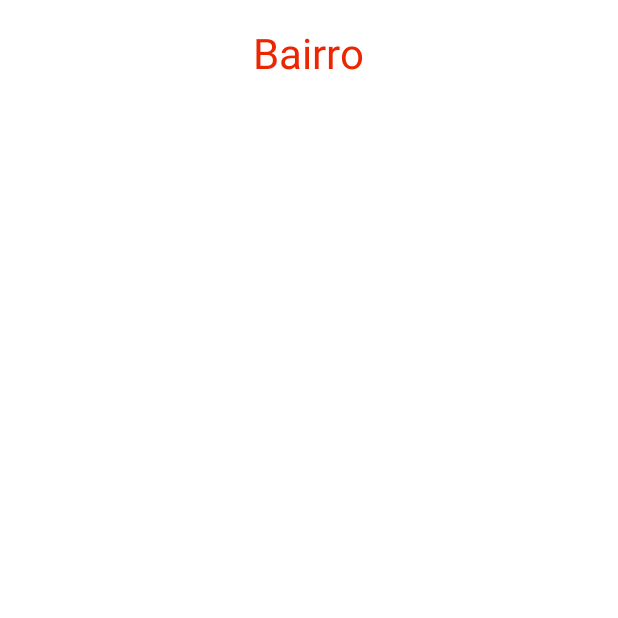
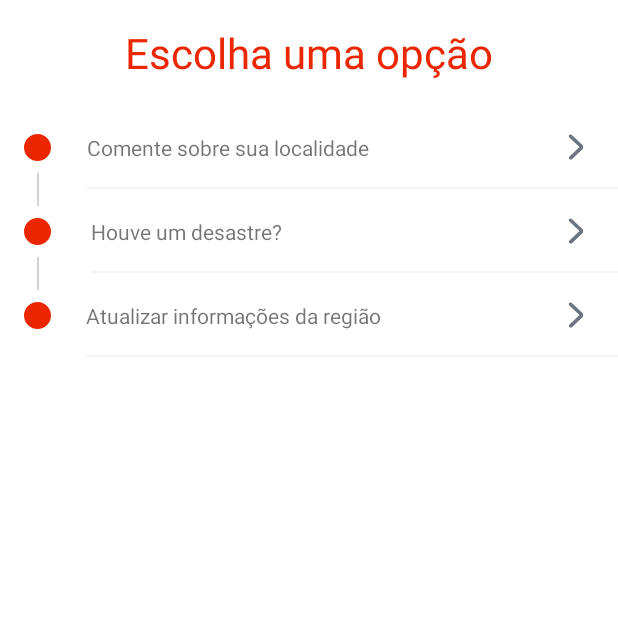
Before and after one commit to Arthur-Maciel/AppAndroidHackatona2019, an Android app: the FormActivity screen opened directly, with no data from a screen before it, on a phone screen of 412 x 824 dp, the top half of it. Before the commit the part shown is almost empty. Run offline under Robolectric (Android 15) with nearby library versions, the phone set to English and light mode, and no system bars; our stand-ins replace data binding.

```diff
--- a/app/src/main/java/br/com/southsystem/hackatona2019/FormActivity.kt
+++ b/app/src/main/java/br/com/southsystem/hackatona2019/FormActivity.kt
@@ -1,12 +1,22 @@
 package br.com.southsystem.hackatona2019
 
+import android.os.Bundle
 import androidx.appcompat.app.AppCompatActivity
-import android.os.Bundle
+import androidx.recyclerview.widget.LinearLayoutManager
+import androidx.recyclerview.widget.RecyclerView
 
 class FormActivity : AppCompatActivity() {
 
     override fun onCreate(savedInstanceState: Bundle?) {
         super.onCreate(savedInstanceState)
         setContentView(R.layout.activity_form)
+        setAdapter()
+    }
+
+    private fun setAdapter() {
+        val recyclerView = findViewById<RecyclerView>(R.id.dadosLocalidade_recycler)
+        val adapter = FormAdapter(this, { init -> })
+        recyclerView.adapter = adapter
+        recyclerView.layoutManager = LinearLayoutManager(this, LinearLayoutManager.VERTICAL, false)
     }
 }
--- /dev/null
+++ b/app/src/main/java/br/com/southsystem/hackatona2019/FormAdapter.kt
@@ -0,0 +1,71 @@
+package br.com.southsystem.hackatona2019
+
+import android.content.Context
+import android.view.LayoutInflater
+import android.view.View
+import android.view.ViewGroup
+import android.widget.TextView
+import androidx.recyclerview.widget.RecyclerView
+
+
+typealias opcao = (string: String) -> Unit
+
+class FormAdapter(
+    val context: Context,
+    private val onclick: ExperienciaClicada,
+    val opcoes: Array<String> = arrayOf(
+        "Comente sobre sua localidade",
+        "Houve um desastre?",
+        "Atualizar informações da região"
+    )
+) : RecyclerView.Adapter<RecyclerView.ViewHolder>() {
+
+    override fun onCreateViewHolder(parent: ViewGroup, viewType: Int): RecyclerView.ViewHolder {
+        val view = LayoutInflater.from(context).inflate(R.layout.item_lista, parent, false)
+        return VagasViewHolder(view)
+    }
+
+    override fun getItemCount(): Int {
+        return opcoes.size
+    }
+
+    override fun onBindViewHolder(holder: RecyclerView.ViewHolder, position: Int) {
+        holder as VagasViewHolder
+        holder.run {
+            val vaga = opcoes[position]
+
+            tituloVaga.text = vaga
+
+            if (position == 0) {
+                upperLine.visibility = View.GONE
+            } else {
+                upperLine.visibility = View.VISIBLE
+            }
+
+            if (position == itemCount - 1) {
+                bottomLine.visibility = View.GONE
+            } else {
+                bottomLine.visibility = View.VISIBLE
+            }
+
+            if (itemCount == 1) {
+                bottomLine.visibility = View.GONE
+                upperLine.visibility = View.GONE
+            }
+        }
+
+
+    }
+
+    inner class VagasViewHolder(itemView: View) : RecyclerView.ViewHolder(itemView) {
+        var tituloVaga: TextView = itemView.findViewById(R.id.titulo_vaga)
+        val upperLine: View = itemView.findViewById(R.id.period_value_upper_line_view)
+        val bottomLine: View = itemView.findViewById(R.id.period_value_bottom_line_view)
+
+        init {
+            itemView.setOnClickListener {
+                onclick.invoke("1")
+            }
+        }
+    }
+}
--- a/app/src/main/java/br/com/southsystem/hackatona2019/MainActivity.kt
+++ b/app/src/main/java/br/com/southsystem/hackatona2019/MainActivity.kt
@@ -135,7 +135,7 @@ class MainActivity : AppCompatActivity(), OnMapReadyCallback {
     }
 
     fun nextActivity(view: View) {
-        intent = Intent(this, DadosLocalidadeActivity::class.java)
+        intent = Intent(this, FormActivity::class.java)
         startActivity(intent)
     }
 
--- a/app/src/main/res/layout/activity_comentario.xml
+++ b/app/src/main/res/layout/activity_comentario.xml
@@ -43,8 +43,8 @@
 
             <View
                 android:id="@+id/bol1"
-                android:layout_width="24dp"
-                android:layout_height="24dp"
+                android:layout_width="16dp"
+                android:layout_height="16dp"
                 android:background="@drawable/ic_item"
                 android:layout_gravity="center"
                 android:layout_marginLeft="16dp"
@@ -75,8 +75,8 @@
 
             <View
                 android:id="@+id/bol"
-                android:layout_width="24dp"
-                android:layout_height="24dp"
+                android:layout_width="16dp"
+                android:layout_height="16dp"
                 android:background="@drawable/ic_item"
                 android:layout_gravity="center"
                 android:layout_marginLeft="16dp"
--- a/app/src/main/res/layout/activity_form.xml
+++ b/app/src/main/res/layout/activity_form.xml
@@ -14,7 +14,7 @@
         android:layout_marginLeft="16dp"
         android:layout_marginTop="16dp"
         android:layout_marginRight="16dp"
-        android:text="Bairro"
+        android:text="Escolha uma opção"
         android:textAlignment="center"
         android:textColor="#ED2602"
         android:textSize="28dp" />
```
Also changed, not shown: 96 other files.
